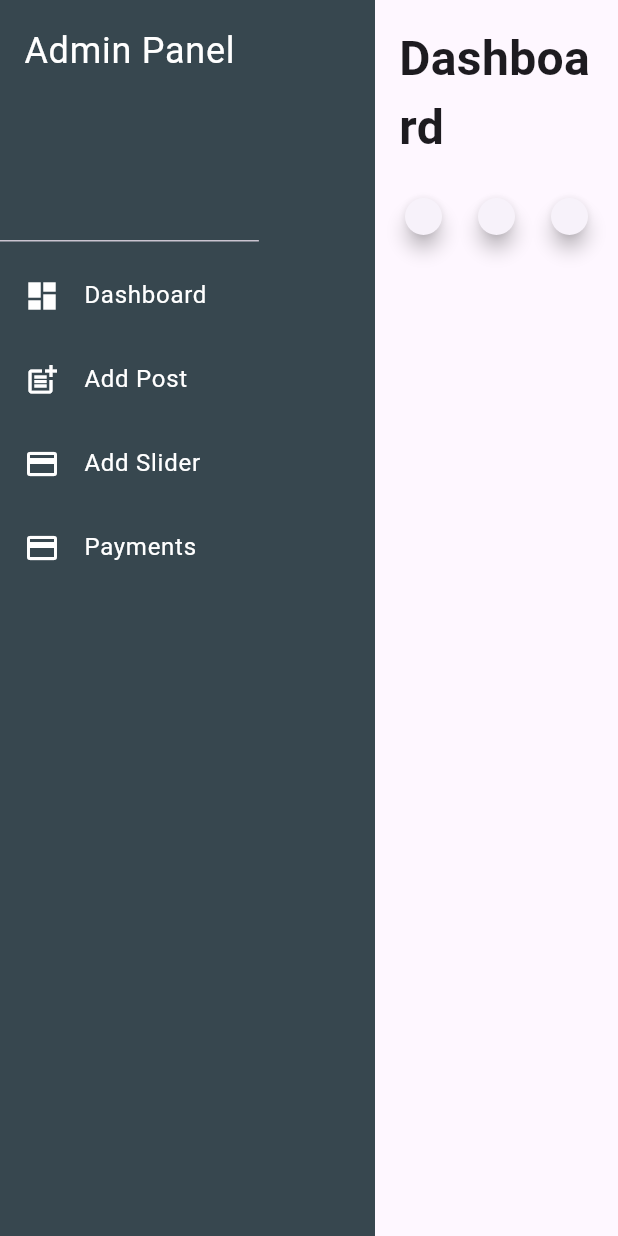
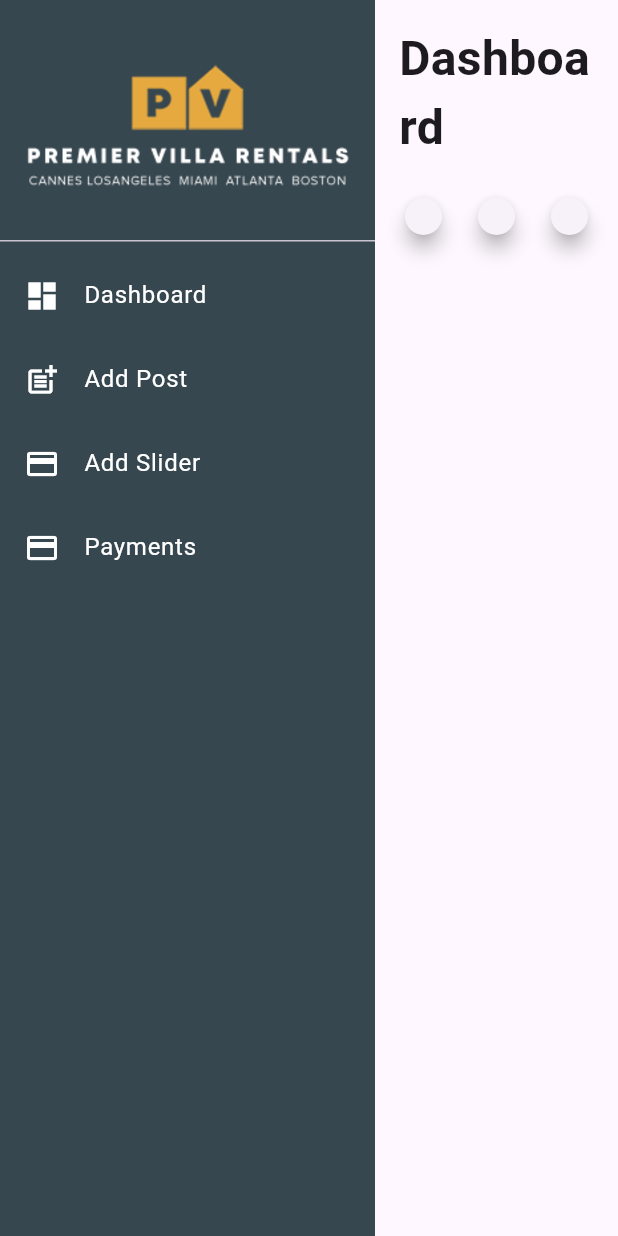
Before and after one commit to Morshed-islam/valley_admin_panel, a Flutter app: the screen it shows once a user with an empty profile is signed in, on a phone screen of 412 x 824 dp. Run offline on Flutter 3.47's test engine with Material 3 defaults, Android fonts, the phone set to English and light mode, and no system bars; our stand-ins replace cloud_firestore, firebase_auth, firebase_core, shared_preferences; accounts and stored records are empty.

Commit message:
logo added

```diff
--- a/lib/screens/dashboard/starter_screen.dart
+++ b/lib/screens/dashboard/starter_screen.dart
@@ -20,11 +20,8 @@ class StarterScreen extends StatelessWidget {
               crossAxisAlignment: CrossAxisAlignment.start,
               children: [
                 DrawerHeader(
-                  child: Text(
-                    'Admin Panel',
-                    style: TextStyle(color: Colors.white, fontSize: 24),
-                  ),
                   decoration: BoxDecoration(color: Colors.blueGrey[800]),
+                  child: Image.asset('assets/logo.png', fit: BoxFit.contain, width: 250, height: 150,filterQuality: FilterQuality.high,),
                 ),
                 ListTile(
                   title: Text('Dashboard', style: TextStyle(color: Colors.white)),
--- a/pubspec.yaml
+++ b/pubspec.yaml
@@ -64,9 +64,9 @@ flutter:
   uses-material-design: true
 
   # To add assets to your application, add an assets section, like this:
-  # assets:
-  #   - images/a_dot_burr.jpeg
-  #   - images/a_dot_ham.jpeg
+  assets:
+    - assets/
+    - assets/images/
 
   # An image asset can refer to one or more resolution-specific "variants", see
   # https://flutter.dev/to/resolution-aware-images
```
Also changed, not shown: assets/logo.png (added).
